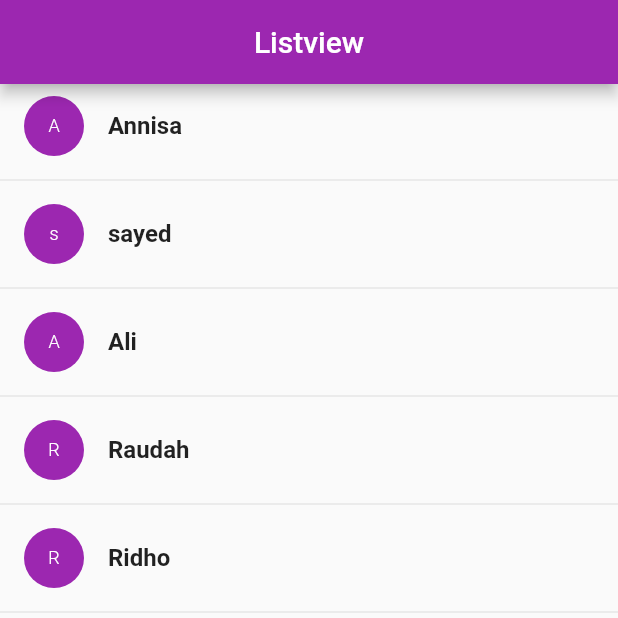
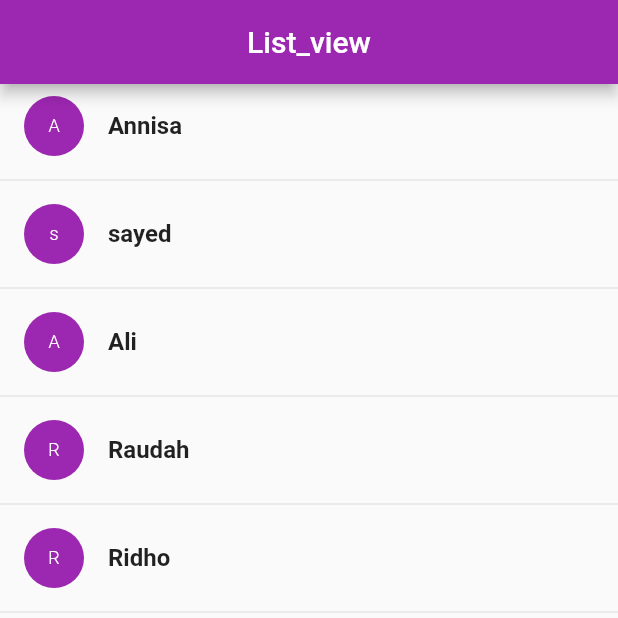
Before and after one commit to FajarAlFath/flutter_Muhammad-Fajar-Al-Fath, a Flutter app: the screen it shows after launch, on a phone screen of 412 x 824 dp, the top half of it. Run offline on Flutter 3.47's test engine with Material 2 defaults, Android fonts, the phone set to English and light mode, and no system bars; our stand-ins replace badges, barcode_widget; missing offline and left inert: cupertino_list_tile, dart:html; key blocks and very long unbroken strings in the code were emptied for the run.

Commit message:
upload flutter_list

```diff
--- a/14_Flutter Layout/praktikum/flutter_list/lib/main.dart
+++ b/14_Flutter Layout/praktikum/flutter_list/lib/main.dart
@@ -27,7 +27,7 @@ class HomepageState extends State<Homepage> {
   Widget build(BuildContext context) {
     return Scaffold(
       appBar: AppBar(
-        title: const Text('Listview'),
+        title: const Text('List_view'),
         backgroundColor: Colors.purple,
         centerTitle: true,
       ),
```
